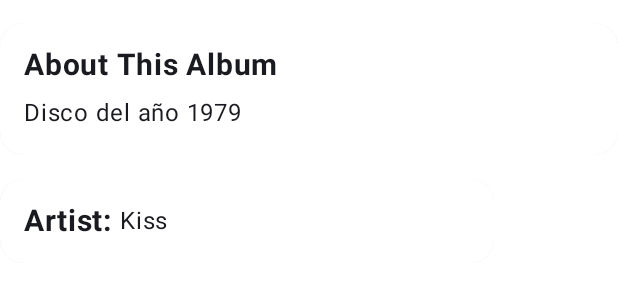
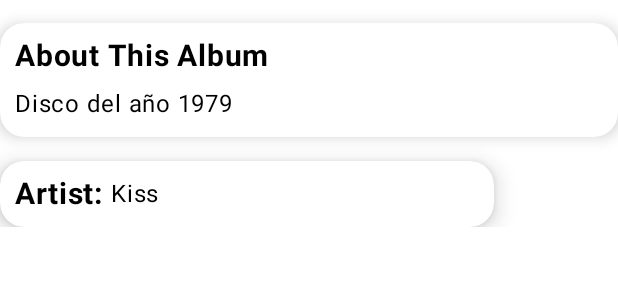
Before and after one commit to DanielSolisRL9/DSolisMusicApp, an Android app built with Jetpack Compose: the @Preview function DetailAlbumView, on a phone screen of 412 x 824 dp. Shown: the top 300 px of the screen. Run offline under Robolectric (Android 15) with nearby library versions, the phone set to English and light mode, and no system bars; network calls fail.

Commit message:
correcion del shadow de detail screen

```diff
--- a/app/src/main/java/com/example/dsolismusicapp/Components/DetailAlbum.kt
+++ b/app/src/main/java/com/example/dsolismusicapp/Components/DetailAlbum.kt
@@ -1,5 +1,6 @@
 package com.example.dsolismusicapp.Components
 
+import androidx.compose.foundation.background
 import androidx.compose.foundation.layout.Column
 import androidx.compose.foundation.layout.Row
 import androidx.compose.foundation.layout.Spacer
@@ -13,6 +14,7 @@ import androidx.compose.material3.Text
 import androidx.compose.runtime.Composable
 import androidx.compose.ui.Modifier
 import androidx.compose.ui.draw.clip
+import androidx.compose.ui.draw.shadow
 import androidx.compose.ui.graphics.Color
 import androidx.compose.ui.text.font.FontWeight
 import androidx.compose.ui.tooling.preview.Preview
@@ -28,16 +30,14 @@ fun DetailAlbum(album: Albums, modifier: Modifier = Modifier) {
             .fillMaxWidth()
             .padding(top = 15.dp)
     ) {
-        Card(
-            modifier = Modifier
+            Column(modifier = Modifier
                 .fillMaxWidth()
-                .clip(RoundedCornerShape(16.dp)),
-            elevation = CardDefaults.cardElevation(defaultElevation = 4.dp),
-            colors = CardDefaults.cardColors(
-                containerColor = Color.White
-            )
-        ) {
-            Column(modifier = Modifier.padding(16.dp)) {
+                //.padding(16.dp)
+                .shadow(6.dp, RoundedCornerShape(16.dp))
+                .clip(RoundedCornerShape(16.dp))
+                .background(Color.White)
+                .padding(10.dp)
+            ) {
                 Text(
                     text = "About This Album",
                     fontWeight = FontWeight.Bold,
@@ -46,20 +46,16 @@ fun DetailAlbum(album: Albums, modifier: Modifier = Modifier) {
                 Spacer(modifier = Modifier.height(8.dp))
                 Text(album.description ?: "")
             }
-        }
 
         Spacer(modifier = Modifier.height(16.dp))
 
-        Card(
-            modifier = Modifier
-                .fillMaxWidth(0.8f)
-                .clip(RoundedCornerShape(16.dp)),
-            elevation = CardDefaults.cardElevation(defaultElevation = 4.dp),
-            colors = CardDefaults.cardColors(
-                containerColor = Color.White
-            )
-        ) {
-            Row(modifier = Modifier.padding(16.dp)) {
+            Row(modifier = Modifier
+                .fillMaxWidth(.8f)
+                .shadow(9.dp, RoundedCornerShape(16.dp))
+                .clip(RoundedCornerShape(16.dp))
+                .background(Color.White)
+                .padding(10.dp)
+                ) {
                 Text(
                     text = "Artist: ",
                     fontWeight = FontWeight.Bold,
@@ -68,7 +64,6 @@ fun DetailAlbum(album: Albums, modifier: Modifier = Modifier) {
                 Spacer(modifier = Modifier.height(8.dp))
                 Text(album.artist ?: "")
             }
-        }
     }
 }
 
--- a/app/src/main/java/com/example/dsolismusicapp/Components/HeaderDetail.kt
+++ b/app/src/main/java/com/example/dsolismusicapp/Components/HeaderDetail.kt
@@ -36,6 +36,7 @@ import androidx.compose.ui.unit.sp
 import coil3.compose.AsyncImage
 import com.example.dsolismusicapp.Models.Albums
 import com.example.dsolismusicapp.ui.theme.DSolisMusicAppTheme
+import com.example.dsolismusicapp.ui.theme.Pause
 import com.example.dsolismusicapp.ui.theme.PlayerPurpleDark
 import com.example.dsolismusicapp.ui.theme.PlayerPurpleLight
 
@@ -131,7 +132,7 @@ fun HeaderDetail(album: Albums, modifier: Modifier = Modifier) {
                 Spacer(modifier = Modifier.width(12.dp))
 
                 Icon(
-                    imageVector = Icons.Default.PlayArrow,
+                    imageVector = Pause,
                     contentDescription = null,
                     tint = PlayerPurpleLight,
                     modifier = Modifier
```
Also changed, not shown: app/src/main/java/com/example/dsolismusicapp/ui/theme/Icons.kt (added, +62 -0 lines).
